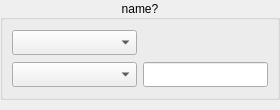
Qt form Gui/forms/form_fluorwidget.ui (slsdetectorgroup/motorControlSoftware) before a commit.
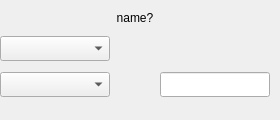
The same form after that commit. Icons and pictures are not drawn.

Commit message: minimum cmake3, added to cmk.sh script, fixed forms for rhel7, removed groupboxes cuz of aesthetics for qt5.9 still having borders on group boxes

```diff
--- a/Gui/forms/form_fluorwidget.ui
+++ b/Gui/forms/form_fluorwidget.ui
@@ -7,7 +7,7 @@
     <x>0</x>
     <y>0</y>
     <width>280</width>
-    <height>110</height>
+    <height>120</height>
    </rect>
   </property>
   <property name="sizePolicy">
@@ -19,13 +19,13 @@
   <property name="minimumSize">
    <size>
     <width>280</width>
-    <height>110</height>
+    <height>120</height>
    </size>
   </property>
   <property name="maximumSize">
    <size>
-    <width>280</width>
-    <height>110</height>
+    <width>282</width>
+    <height>120</height>
    </size>
   </property>
   <property name="windowTitle">
@@ -47,102 +47,7 @@
    <property name="spacing">
     <number>0</number>
    </property>
-   <item row="2" column="0">
-    <widget class="QPushButton" name="pushLeft">
-     <property name="sizePolicy">
-      <sizepolicy hsizetype="Fixed" vsizetype="Fixed">
-       <horstretch>0</horstretch>
-       <verstretch>0</verstretch>
-      </sizepolicy>
-     </property>
-     <property name="minimumSize">
-      <size>
-       <width>20</width>
-       <height>10</height>
-      </size>
-     </property>
-     <property name="maximumSize">
-      <size>
-       <width>20</width>
-       <height>10</height>
-      </size>
-     </property>
-     <property name="focusPolicy">
-      <enum>Qt::NoFocus</enum>
-     </property>
-     <property name="text">
-      <string/>
-     </property>
-     <property name="icon">
-      <iconset resource="../include/icons.qrc">
-       <normaloff>:/icons/images/minus.png</normaloff>:/icons/images/minus.png</iconset>
-     </property>
-     <property name="iconSize">
-      <size>
-       <width>20</width>
-       <height>10</height>
-      </size>
-     </property>
-     <property name="flat">
-      <bool>true</bool>
-     </property>
-    </widget>
-   </item>
-   <item row="2" column="2">
-    <widget class="QPushButton" name="pushRight">
-     <property name="sizePolicy">
-      <sizepolicy hsizetype="Fixed" vsizetype="Fixed">
-       <horstretch>0</horstretch>
-       <verstretch>0</verstretch>
-      </sizepolicy>
-     </property>
-     <property name="minimumSize">
-      <size>
-       <width>20</width>
-       <height>10</height>
-      </size>
-     </property>
-     <property name="maximumSize">
-      <size>
-       <width>20</width>
-       <height>10</height>
-      </size>
-     </property>
-     <property name="focusPolicy">
-      <enum>Qt::NoFocus</enum>
-     </property>
-     <property name="text">
-      <string/>
-     </property>
-     <property name="icon">
-      <iconset resource="../include/icons.qrc">
-       <normaloff>:/icons/images/plus.png</normaloff>:/icons/images/plus.png</iconset>
-     </property>
-     <property name="iconSize">
-      <size>
-       <width>20</width>
-       <height>10</height>
-      </size>
-     </property>
-     <property name="flat">
-      <bool>true</bool>
-     </property>
-    </widget>
-   </item>
-   <item row="2" column="1">
-    <spacer name="horizontalSpacer">
-     <property name="orientation">
-      <enum>Qt::Horizontal</enum>
-     </property>
-     <property name="sizeHint" stdset="0">
-      <size>
-       <width>40</width>
-       <height>10</height>
-      </size>
-     </property>
-    </spacer>
-   </item>
-   <item row="1" column="0" colspan="3">
+   <item row="0" column="0" colspan="3">
     <widget class="QStackedWidget" name="stackedWidget">
      <property name="sizePolicy">
       <sizepolicy hsizetype="Fixed" vsizetype="Fixed">
@@ -152,14 +57,14 @@
      </property>
      <property name="minimumSize">
       <size>
-       <width>280</width>
-       <height>100</height>
+       <width>270</width>
+       <height>110</height>
       </size>
      </property>
      <property name="maximumSize">
       <size>
-       <width>280</width>
-       <height>100</height>
+       <width>270</width>
+       <height>110</height>
       </size>
      </property>
      <property name="currentIndex">
@@ -188,25 +93,7 @@
        <property name="spacing">
         <number>0</number>
        </property>
-       <item row="0" column="1">
-        <widget class="QGroupBox" name="groupbox">
-         <property name="sizePolicy">
-          <sizepolicy hsizetype="Ignored" vsizetype="Ignored">
-           <horstretch>0</horstretch>
-           <verstretch>0</verstretch>
-          </sizepolicy>
-         </property>
-         <property name="title">
-          <string>name?</string>
-         </property>
-         <property name="alignment">
-          <set>Qt::AlignCenter</set>
-         </property>
-         <property name="flat">
-          <bool>false</bool>
-         </property>
-         <layout class="QGridLayout" name="gridGroupbox">
-          <item row="0" column="0">
+       <item row="1" column="0">
            <widget class="QComboBox" name="comboHolder">
             <property name="sizePolicy">
              <sizepolicy hsizetype="Preferred" vsizetype="Fixed">
@@ -234,7 +121,7 @@
             </property>
            </widget>
           </item>
-          <item row="1" column="0">
+       <item row="2" column="0">
            <widget class="QComboBox" name="comboTarget">
             <property name="sizePolicy">
              <sizepolicy hsizetype="Preferred" vsizetype="Fixed">
@@ -262,7 +149,7 @@
             </property>
            </widget>
           </item>
-          <item row="1" column="1">
+       <item row="2" column="2">
            <widget class="QLineEdit" name="dispEnergy">
             <property name="sizePolicy">
              <sizepolicy hsizetype="Preferred" vsizetype="Fixed">
@@ -296,9 +183,38 @@
             </property>
            </widget>
           </item>
-         </layout>
+       <item row="0" column="0" colspan="3">
+        <widget class="QLabel" name="lblFluor">
+         <property name="sizePolicy">
+          <sizepolicy hsizetype="Preferred" vsizetype="Fixed">
+           <horstretch>0</horstretch>
+           <verstretch>0</verstretch>
+          </sizepolicy>
+         </property>
+         <property name="text">
+          <string>name?</string>
+         </property>
+         <property name="alignment">
+          <set>Qt::AlignCenter</set>
+         </property>
         </widget>
        </item>
+       <item row="2" column="1">
+        <spacer name="horizontalSpacer_2">
+         <property name="orientation">
+          <enum>Qt::Horizontal</enum>
+         </property>
+         <property name="sizeType">
+          <enum>QSizePolicy::Fixed</enum>
+         </property>
+         <property name="sizeHint" stdset="0">
+          <size>
+           <width>10</width>
+           <height>10</height>
+          </size>
+         </property>
+        </spacer>
+       </item>
       </layout>
      </widget>
      <widget class="QWidget" name="pageMotor">
@@ -328,6 +244,101 @@
      </widget>
     </widget>
    </item>
+   <item row="1" column="0">
+    <widget class="QPushButton" name="pushLeft">
+     <property name="sizePolicy">
+      <sizepolicy hsizetype="Fixed" vsizetype="Fixed">
+       <horstretch>0</horstretch>
+       <verstretch>0</verstretch>
+      </sizepolicy>
+     </property>
+     <property name="minimumSize">
+      <size>
+       <width>20</width>
+       <height>10</height>
+      </size>
+     </property>
+     <property name="maximumSize">
+      <size>
+       <width>20</width>
+       <height>10</height>
+      </size>
+     </property>
+     <property name="focusPolicy">
+      <enum>Qt::NoFocus</enum>
+     </property>
+     <property name="text">
+      <string/>
+     </property>
+     <property name="icon">
+      <iconset resource="../include/icons.qrc">
+       <normaloff>:/icons/images/minus.png</normaloff>:/icons/images/minus.png</iconset>
+     </property>
+     <property name="iconSize">
+      <size>
+       <width>20</width>
+       <height>10</height>
+      </size>
+     </property>
+     <property name="flat">
+      <bool>true</bool>
+     </property>
+    </widget>
+   </item>
+   <item row="1" column="1">
+    <spacer name="horizontalSpacer">
+     <property name="orientation">
+      <enum>Qt::Horizontal</enum>
+     </property>
+     <property name="sizeHint" stdset="0">
+      <size>
+       <width>40</width>
+       <height>10</height>
+      </size>
+     </property>
+    </spacer>
+   </item>
+   <item row="1" column="2">
+    <widget class="QPushButton" name="pushRight">
+     <property name="sizePolicy">
+      <sizepolicy hsizetype="Fixed" vsizetype="Fixed">
+       <horstretch>0</horstretch>
+       <verstretch>0</verstretch>
+      </sizepolicy>
+     </property>
+     <property name="minimumSize">
+      <size>
+       <width>20</width>
+       <height>10</height>
+      </size>
+     </property>
+     <property name="maximumSize">
+      <size>
+       <width>20</width>
+       <height>10</height>
+      </size>
+     </property>
+     <property name="focusPolicy">
+      <enum>Qt::NoFocus</enum>
+     </property>
+     <property name="text">
+      <string/>
+     </property>
+     <property name="icon">
+      <iconset resource="../include/icons.qrc">
+       <normaloff>:/icons/images/plus.png</normaloff>:/icons/images/plus.png</iconset>
+     </property>
+     <property name="iconSize">
+      <size>
+       <width>20</width>
+       <height>10</height>
+      </size>
+     </property>
+     <property name="flat">
+      <bool>true</bool>
+     </property>
+    </widget>
+   </item>
   </layout>
  </widget>
  <resources>
```
Left out of the diff: 2 changed lines with no effect on the pictures. Lines whose indentation alone changed are shown as unchanged. The commit also changes 12 other files.
